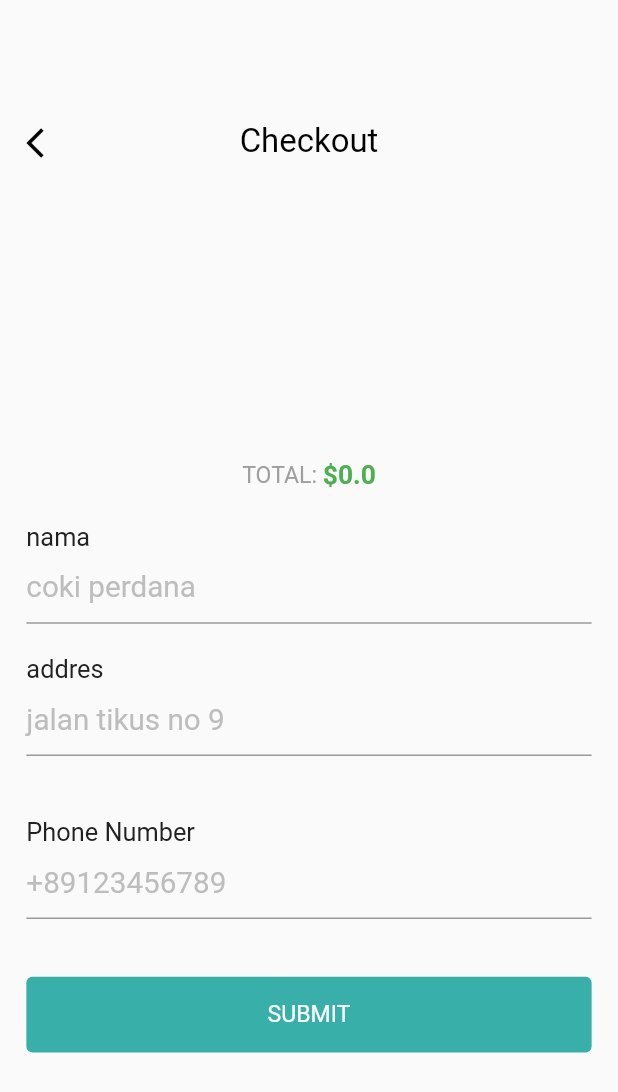
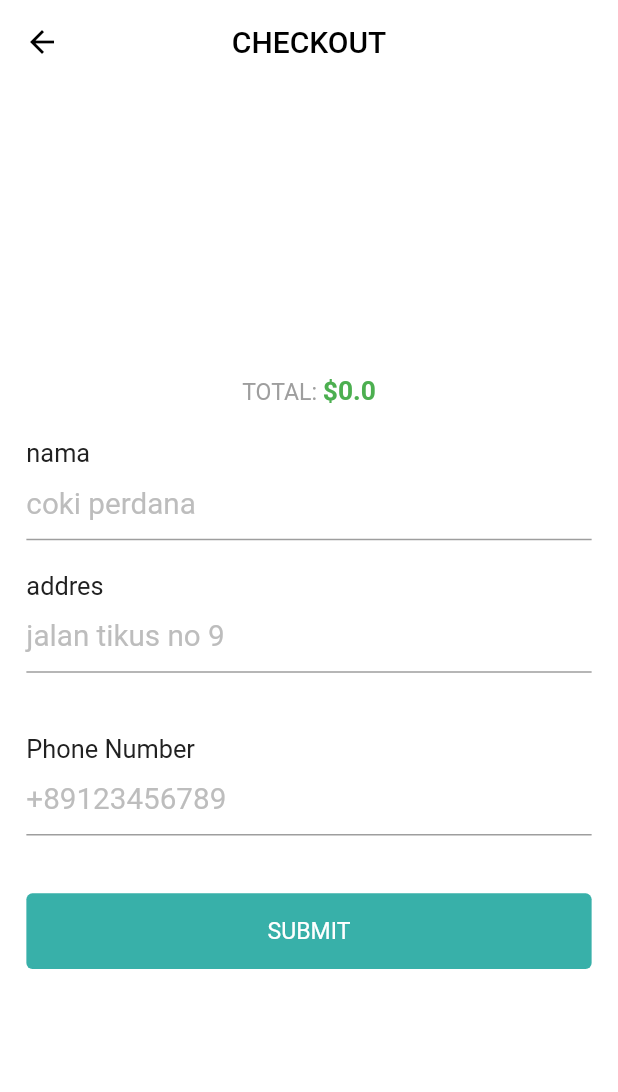
Before and after one commit to tikariza22/PROJEK-PBM, a Flutter app: the CheckoutView screen opened directly, on a phone screen of 412 x 824 dp. Shown: the top 1092 px of the screen. Run offline on Flutter 3.47's test engine with Material 2 defaults, Android fonts, the light colour scheme and no system bars; our stand-ins replace cloud_firestore, firebase_auth, firebase_core, firebase_storage, flutter_screenutil, geolocator and 6 more; missing offline and left inert: dart:ffi, flutter_barcode_scanner; accounts and stored records are empty.

Commit message:
penyesuain tampilan figma

```diff
--- a/lib/view/checkout_view.dart
+++ b/lib/view/checkout_view.dart
@@ -14,43 +14,35 @@ class CheckoutView extends StatelessWidget {
   @override
   Widget build(BuildContext context) {
     return Scaffold(
+      appBar: AppBar(
+        iconTheme: const IconThemeData(color: Colors.black),
+        title: const Text(
+          'CHECKOUT',
+          style: TextStyle(
+            color: Colors.black,
+          ),
+        ),
+        elevation: 0,
+        centerTitle: true,
+        backgroundColor: Colors.white,
+        leading: GestureDetector(
+          onTap: () {
+            Get.back();
+          },
+          child: const Icon(
+            Icons.arrow_back,
+            color: Colors.black,
+          ),
+        ),
+      ),
+      backgroundColor: Colors.white,
       body: Column(
         children: [
-          Container(
-            height: 130.h,
-            child: Padding(
-              padding: EdgeInsets.only(bottom: 24.h, left: 16.w, right: 16.w),
-              child: Row(
-                mainAxisAlignment: MainAxisAlignment.spaceBetween,
-                crossAxisAlignment: CrossAxisAlignment.end,
-                children: [
-                  IconButton(
-                    padding: EdgeInsets.zero,
-                    constraints: BoxConstraints(),
-                    onPressed: () {
-                      Get.back();
-                    },
-                    icon: Icon(
-                      Icons.arrow_back_ios,
-                      color: Colors.black,
-                    ),
-                  ),
-                  CustomText(
-                    text: 'Checkout',
-                    fontSize: 20,
-                    alignment: Alignment.bottomCenter,
-                  ),
-                  Container(
-                    width: 24,
-                  ),
-                ],
-              ),
-            ),
-          ),
           Expanded(
             child: SingleChildScrollView(
               child: Padding(
-                padding: EdgeInsets.only(right: 16.w, left: 16.w, bottom: 24.h),
+                padding: EdgeInsets.only(
+                    top: 20.h, right: 16.w, left: 16.w, bottom: 24.h),
                 child: Form(
                   key: _formKey,
                   child: GetBuilder<CheckoutViewModel>(
--- a/lib/view/control_view.dart
+++ b/lib/view/control_view.dart
@@ -54,7 +54,7 @@ class CustomBottomNavigationBar extends StatelessWidget {
   @override
   Widget build(BuildContext context) {
     return SizedBox(
-      height: 70,
+      height: 70.h,
       child: GetBuilder<ControlViewCont>(
         builder: (controller) => BottomNavigationBar(
           type: BottomNavigationBarType.fixed,
--- a/lib/view/home_view.dart
+++ b/lib/view/home_view.dart
@@ -20,9 +20,9 @@ class HomeView extends StatelessWidget {
         init: Get.find<HomeViewController>(),
         builder: (controller) => SingleChildScrollView(
           padding:
-              EdgeInsets.only(top: 65.h, bottom: 14.h, right: 16.w, left: 16.w),
+              EdgeInsets.only(top: 16.h, bottom: 16.h, right: 16.w, left: 16.w),
           child: Column(
-            children: [ListViewProducts()],
+            children: [ListViewProducts(), ListViewProducts()],
           ),
         ),
       ),
--- a/lib/view/loginview.dart
+++ b/lib/view/loginview.dart
@@ -7,6 +7,7 @@ import '../controller/auth_view_controller.dart';
 import './widget/text_form_field.dart';
 import './widget/custom_buttom.dart';
 import './widget/custom_text.dart';
+import 'package:flutter_screenutil/flutter_screenutil.dart';
 
 class LoginView extends GetWidget<AuthViewController> {
   final _formKey = GlobalKey<FormState>();
--- a/lib/view/welcomeview.dart
+++ b/lib/view/welcomeview.dart
@@ -2,6 +2,7 @@ import 'package:apoticare/controller/auth_view_controller.dart';
 import 'package:apoticare/view/loginview.dart';
 import 'package:apoticare/view/register_view.dart';
 import 'package:flutter/material.dart';
+import 'package:flutter_screenutil/flutter_screenutil.dart';
 
 import 'package:get/get.dart';
 
@@ -11,7 +12,7 @@ class WelcomeView extends GetWidget<AuthViewController> {
     return Scaffold(
       backgroundColor: Colors.white,
       body: Padding(
-        padding: const EdgeInsets.all(30.0),
+        padding: const EdgeInsets.all(30),
         child: Column(
           mainAxisAlignment: MainAxisAlignment.center,
           children: [
```
Also changed, not shown: lib/view/cart_view.dart (+35 -6 lines), lib/view/detail_view.dart (+56 -9 lines).
